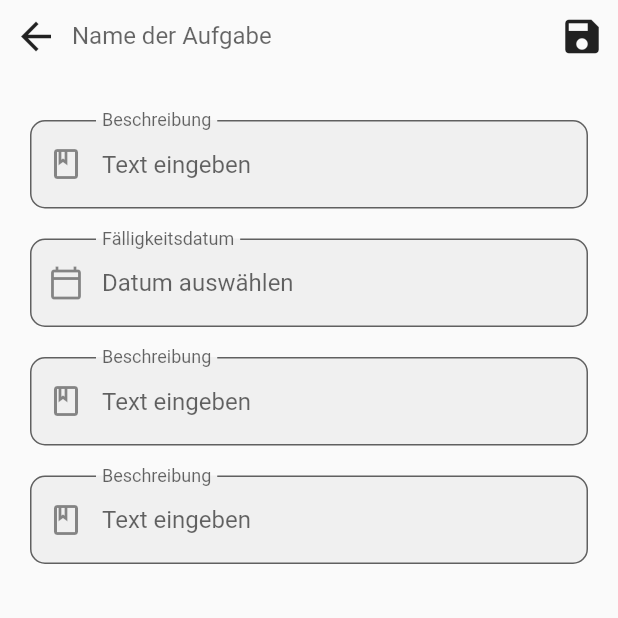
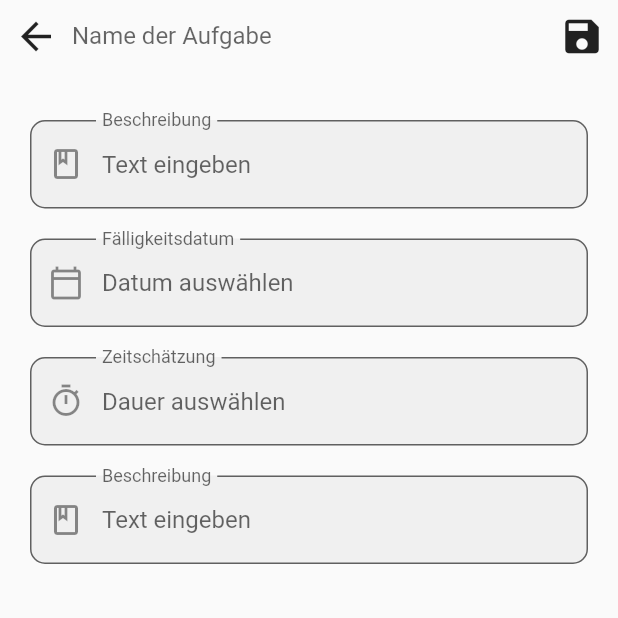
Before and after one commit to tiptr/LearnBuddy, a Flutter app: the screen it shows after launch, item 2 of the bottom bar chosen, after a tap on the "add" icon, on a phone screen of 412 x 824 dp, the top half of it. Run offline on Flutter 3.47's test engine with Material 2 defaults, Android fonts, the phone set to English and light mode, and no system bars; our stand-ins replace bloc, equatable, flutter_bloc, sqflite; missing offline and left inert: duration_picker; accounts and stored records are empty.

Commit message:
76-ui-add-task: Adding duration picker

```diff
--- a/learning_app/lib/features/tasks/screens/task_add_screen.dart
+++ b/learning_app/lib/features/tasks/screens/task_add_screen.dart
@@ -1,5 +1,6 @@
 import 'package:flutter/material.dart';
 import 'package:learning_app/features/tasks/widgets/task_add_app_bar.dart';
+import 'package:duration_picker/duration_picker.dart';
 
 class TaskAddScreen extends StatefulWidget {
   const TaskAddScreen({Key? key}) : super(key: key);
@@ -9,14 +10,15 @@ class TaskAddScreen extends StatefulWidget {
 }
 
 class _TaskAddScreenState extends State<TaskAddScreen> {
-  final _nameController = TextEditingController();
+  final _titleController = TextEditingController();
 
   DateTime? selectedDate;
+  Duration? selectedDuration;
 
   @override
   Widget build(BuildContext context) {
     return Scaffold(
-      appBar: CustomAppBar(textController: _nameController),
+      appBar: CustomAppBar(textController: _titleController),
       body: SingleChildScrollView(
         child: Container(
           margin: const EdgeInsets.all(20.0),
@@ -34,7 +36,15 @@ class _TaskAddScreenState extends State<TaskAddScreen> {
                 },
               ),
               const SizedBox(height: 20.0),
-              _generateTextField(context: context),
+              _generateDurationField(
+                selectedDuration: selectedDuration,
+                context: context,
+                onSelect: (Duration duration) {
+                  setState(() {
+                    selectedDuration = duration;
+                  });
+                },
+              ),
               const SizedBox(height: 20.0),
               _generateTextField(context: context),
             ],
@@ -56,6 +66,45 @@ class _TaskAddScreenState extends State<TaskAddScreen> {
         prefixIcon: const Icon(Icons.book_outlined),
         label: const Text("Beschreibung"),
         hintText: "Text eingeben",
+      ),
+    );
+  }
+
+  Widget _generateDurationField({
+    required Duration? selectedDuration,
+    required BuildContext context,
+    required Function onSelect,
+  }) {
+    return GestureDetector(
+      onTap: () async {
+        var resultingDuration = await showDurationPicker(
+          context: context,
+          initialTime: const Duration(minutes: 30),
+          snapToMins: 5,
+        );
+
+        if (resultingDuration != null) {
+          onSelect(resultingDuration);
+        }
+      },
+      child: AbsorbPointer(
+        child: TextField(
+          decoration: InputDecoration(
+            border: OutlineInputBorder(
+              borderRadius: BorderRadius.circular(10.0),
+              borderSide: BorderSide(
+                color: Theme.of(context).colorScheme.primary,
+              ),
+            ),
+            floatingLabelBehavior: FloatingLabelBehavior.always,
+            filled: true,
+            prefixIcon: const Icon(Icons.timer_outlined),
+            label: const Text("Zeitschätzung"),
+            hintText: selectedDuration == null
+                ? "Dauer auswählen"
+                : selectedDuration.toString(),
+          ),
+        ),
       ),
     );
   }
--- a/learning_app/lib/features/tasks/screens/task_screen.dart
+++ b/learning_app/lib/features/tasks/screens/task_screen.dart
@@ -27,7 +27,7 @@ class TaskScreen extends StatelessWidget {
         onPressed: () => Navigator.push(
           context,
           MaterialPageRoute(
-            builder: (context) => TaskAddScreen(),
+            builder: (context) => const TaskAddScreen(),
           ),
         ),
         child: const Icon(Icons.add),
--- a/learning_app/pubspec.yaml
+++ b/learning_app/pubspec.yaml
@@ -40,6 +40,7 @@ dependencies:
   path: ^1.8.0
   provider: ^6.0.1
   equatable: ^2.0.3
+  duration_picker: ^1.1.0+1
 
 dev_dependencies:
   flutter_test:
```
